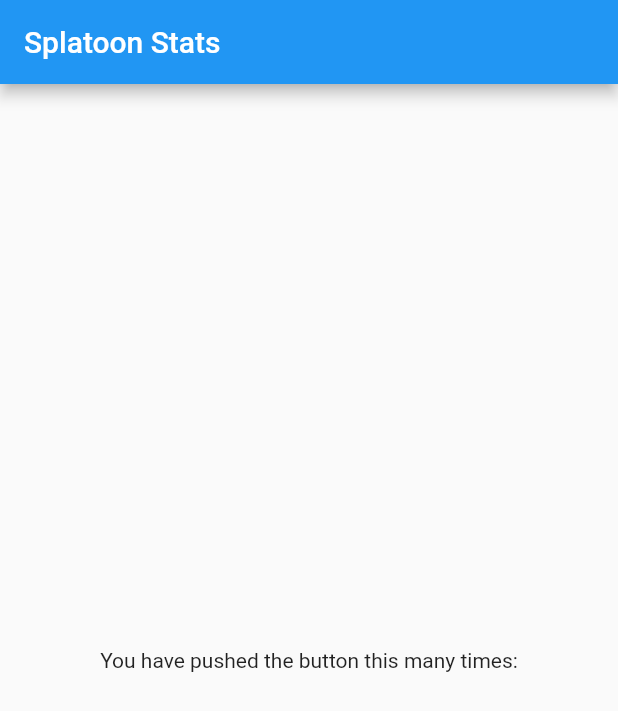
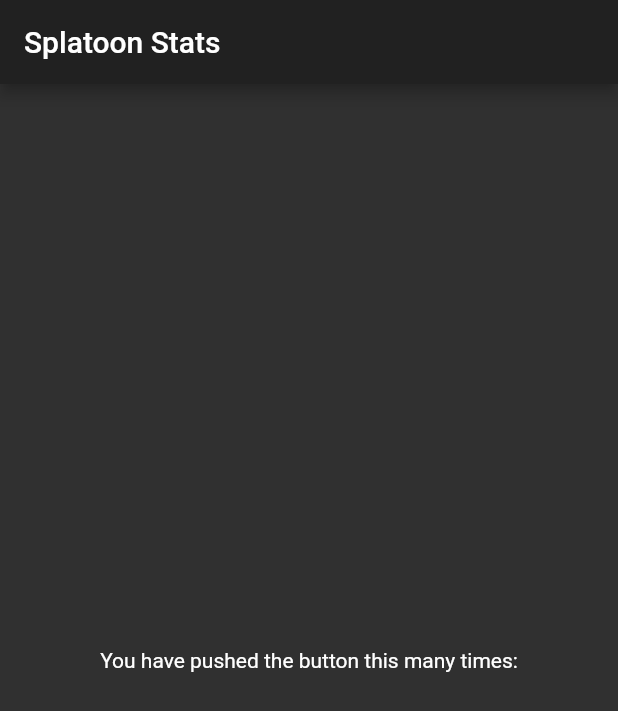
Before and after one commit to splatoon-stats/notifier, a Flutter app: the screen it shows after launch, on a phone screen of 412 x 824 dp. Shown: the top 711 px of the screen. Run offline on Flutter 3.47's test engine with Material 2 defaults, Android fonts, the phone set to English and light mode, and no system bars; our stand-ins replace font_awesome_flutter; generated files the repository leaves out were written again.

```diff
--- /dev/null
+++ b/l10n.yaml
@@ -0,0 +1,3 @@
+arb-dir: lib/l10n
+template-arb-file: app_en.arb
+output-localization-file: app_localizations.dart
--- /dev/null
+++ b/lib/l10n/app_en.arb
@@ -0,0 +1,6 @@
+{
+  "appName": "Splatoon Stats",
+  "@appName": {
+    "description": "The display name of this application."
+  }
+}
--- /dev/null
+++ b/lib/l10n/app_ja.arb
@@ -0,0 +1,2 @@
+{
+}
--- a/lib/main.dart
+++ b/lib/main.dart
@@ -1,19 +1,20 @@
-import 'package:flutter/material.dart';
+import 'package:notifier/ui/all.dart';
 
 void main() {
   runApp(MyApp());
 }
-
-const String _APP_NAME = 'Splatoon Stats';
 
 class MyApp extends StatelessWidget {
   // This widget is the root of your application.
   @override
   Widget build(BuildContext context) {
     return MaterialApp(
-      title: _APP_NAME,
+      localizationsDelegates: AppLocalizations.localizationsDelegates,
+      supportedLocales: AppLocalizations.supportedLocales,
+      onGenerateTitle: (BuildContext context) => context.S.appName,
       theme: ThemeData(
-        primarySwatch: Colors.blue,
+        brightness: Brightness.dark,
+        primarySwatch: Colors.teal,
         visualDensity: VisualDensity.adaptivePlatformDensity,
       ),
       home: const MyHomePage(),
@@ -33,7 +34,7 @@ class _MyHomePageState extends State<MyHomePage> {
   Widget build(BuildContext context) {
     return Scaffold(
       appBar: AppBar(
-        title: const Text(_APP_NAME),
+        title: Text(context.S.appName),
       ),
       body: Center(
         child: Column(
--- /dev/null
+++ b/lib/ui/all.dart
@@ -0,0 +1,5 @@
+export 'package:flutter/material.dart';
+export 'package:flutter_gen/gen_l10n/app_localizations.dart';
+export 'package:font_awesome_flutter/font_awesome_flutter.dart';
+
+export 'flutter_extension.dart';
--- a/pubspec.yaml
+++ b/pubspec.yaml
@@ -23,6 +23,9 @@ environment:
 dependencies:
   flutter:
     sdk: flutter
+  flutter_localizations:
+    sdk: flutter
+  intl: ^0.16.1
 
   # Application specific dependencies
   font_awesome_flutter: ^8.11.0
@@ -36,6 +39,9 @@ dev_dependencies:
 
 # The following section is specific to Flutter.
 flutter:
+
+  # Enable l10n code generation
+  generate: true
 
   # The following line ensures that the Material Icons font is
   # included with your application, so that you can use the icons in
```
Also changed, not shown: lib/ui/flutter_extension.dart (added, +7 -0 lines), pubspec.lock.
